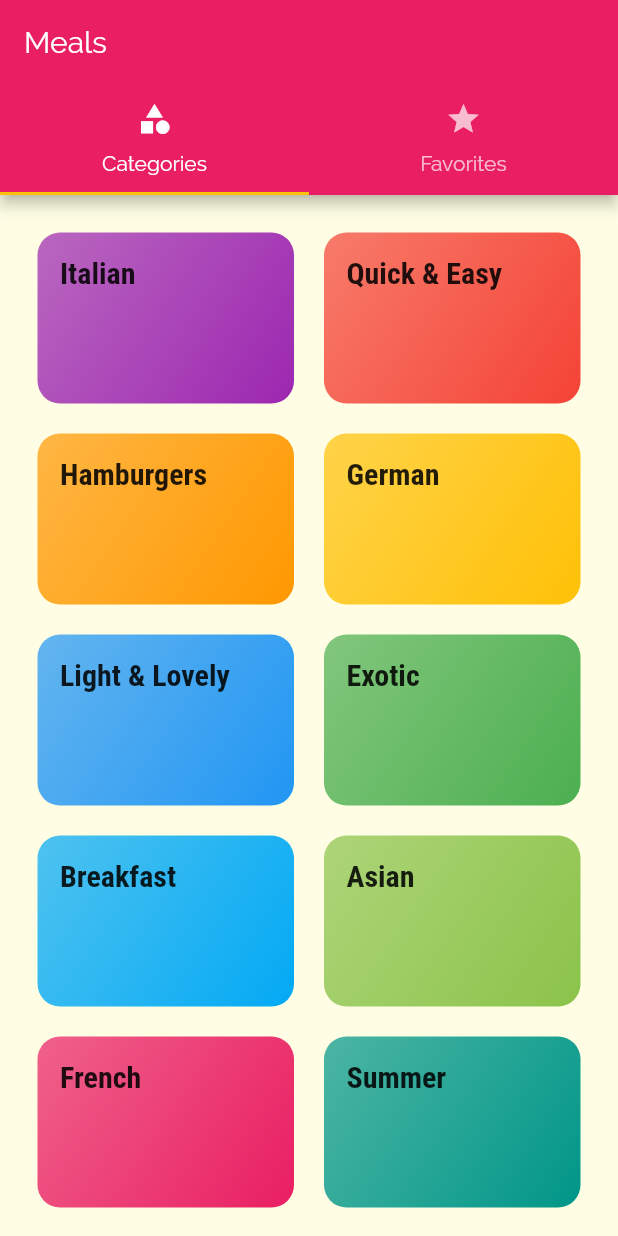
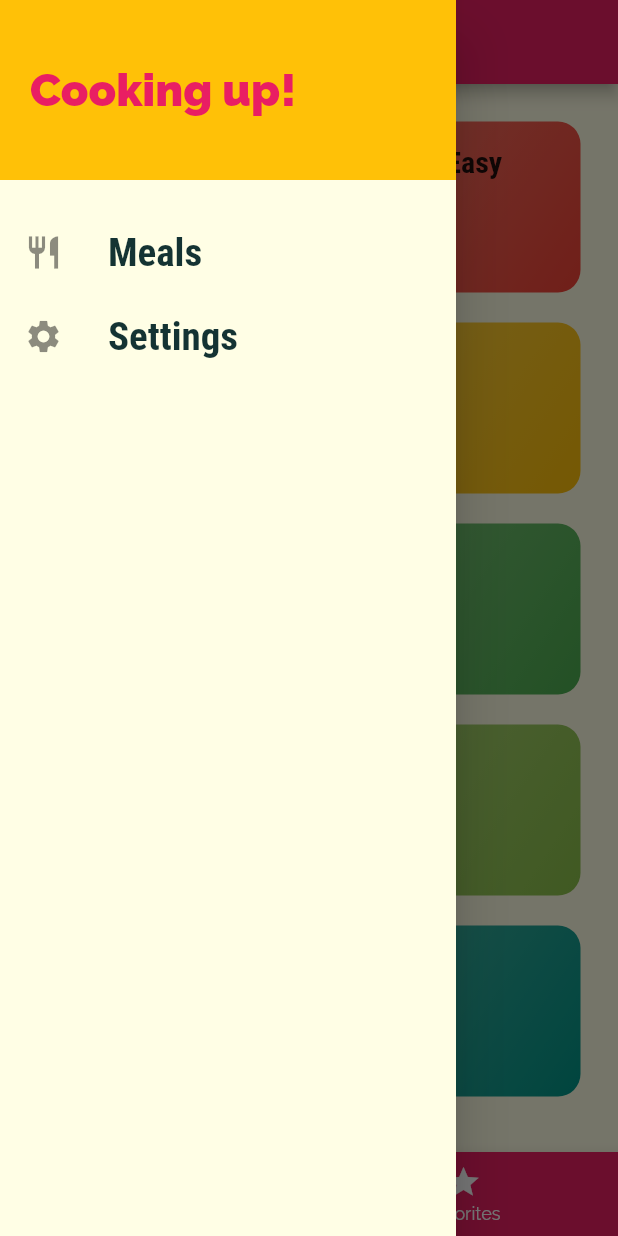
Before and after one commit to hewerthomn/flutter_delimeal, a Flutter app: the screen it shows after launch, with the side drawer open (before the commit the screen has no drawer), on a phone screen of 412 x 824 dp. Run offline on Flutter 3.47's test engine with Material 2 defaults, Android fonts, the phone set to English and light mode, and no system bars.

Commit message:
DEAL WITH IT

```diff
--- a/lib/main.dart
+++ b/lib/main.dart
@@ -1,12 +1,50 @@
 import 'package:flutter/material.dart';
-import 'package:flutter_complete_guide/screens/categories_screen.dart';
+import 'package:flutter_complete_guide/dummy_data.dart';
+import 'package:flutter_complete_guide/models/meal.dart';
 import 'package:flutter_complete_guide/screens/category_meals_screen.dart';
+import 'package:flutter_complete_guide/screens/filters_screen.dart';
 import 'package:flutter_complete_guide/screens/meal_detail_screen.dart';
 import 'package:flutter_complete_guide/screens/tabs_screen.dart';
 
 void main() => runApp(MyApp());
 
-class MyApp extends StatelessWidget {
+class MyApp extends StatefulWidget {
+  @override
+  _MyAppState createState() => _MyAppState();
+}
+
+class _MyAppState extends State<MyApp> {
+  Map<String, bool> _filters = {
+    'gluten': false,
+    'lactose': false,
+    'vegan': false,
+    'vegetarian': false
+  };
+
+  List<Meal> _availableMeals = DUMMY_MEALS;
+
+  void _setFilter(Map<String, bool> filterData) {
+    setState(() {
+      _filters = filterData;
+
+      _availableMeals = DUMMY_MEALS.where((meal) {
+        if (_filters['gluten'] && !meal.isGlutenFree) {
+          return false;
+        }
+        if (_filters['lactose'] && !meal.isLactoseFree) {
+          return false;
+        }
+        if (_filters['vegan'] && !meal.isVegan) {
+          return false;
+        }
+        if (_filters['vegetatian'] && !meal.isVegetarian) {
+          return false;
+        }
+        return true;
+      }).toList();
+    });
+  }
+
   @override
   Widget build(BuildContext context) {
     return MaterialApp(
@@ -29,8 +67,9 @@ class MyApp extends StatelessWidget {
       initialRoute: '/',
       routes: {
         '/': (ctx) => TabsScreen(),
-        CategoryMealsScreen.routeName: (ctx) => CategoryMealsScreen(),
-        MealDetailScreen.routeName: (ctx) => MealDetailScreen()
+        CategoryMealsScreen.routeName: (ctx) => CategoryMealsScreen(_availableMeals),
+        MealDetailScreen.routeName: (ctx) => MealDetailScreen(),
+        FiltersScreen.routeName: (ctx) => FiltersScreen(_setFilter)
       },
       onGenerateRoute: (settings) {
         print(settings.arguments);
--- /dev/null
+++ b/lib/screens/main_drawer.dart
@@ -0,0 +1,62 @@
+import 'package:flutter/material.dart';
+import 'package:flutter_complete_guide/screens/filters_screen.dart';
+
+class MainDrawer extends StatelessWidget {
+  @override
+  Widget build(BuildContext context) {
+    Widget buildListTile(String title, IconData icon, Function tapHandler) {
+      return ListTile(
+        leading: Icon(
+          icon,
+          size: 26,
+        ),
+        title: Text(
+          title,
+          style: TextStyle(
+            fontSize: 26,
+            fontFamily: 'RobotoCondensed',
+            fontWeight: FontWeight.bold,
+          ),
+        ),
+        onTap: tapHandler,
+      );
+    }
+
+    return Drawer(
+      child: Column(
+        children: <Widget>[
+          Container(
+            height: 120,
+            width: double.infinity,
+            padding: EdgeInsets.all(20),
+            alignment: Alignment.centerLeft,
+            color: Theme.of(context).accentColor,
+            child: Text(
+              'Cooking up!',
+              style: TextStyle(
+                fontWeight: FontWeight.w900,
+                fontSize: 30,
+                color: Theme.of(context).primaryColor,
+              ),
+            ),
+          ),
+          SizedBox(height: 20),
+          buildListTile(
+            'Meals',
+            Icons.restaurant,
+            () {
+              Navigator.of(context).pushReplacementNamed('/');
+            },
+          ),
+          buildListTile(
+            'Settings',
+            Icons.settings,
+            () {
+              Navigator.of(context).pushReplacementNamed(FiltersScreen.routeName);
+            },
+          ),
+        ],
+      ),
+    );
+  }
+}
--- a/lib/screens/meal_detail_screen.dart
+++ b/lib/screens/meal_detail_screen.dart
@@ -74,6 +74,12 @@ class MealDetailScreen extends StatelessWidget {
           ],
         ),
       ),
+      floatingActionButton: FloatingActionButton(
+        child: Icon(Icons.delete),
+        onPressed: () {
+          Navigator.of(context).pop(mealId);
+        },
+      ),
     );
   }
 }
--- a/lib/screens/tabs_screen.dart
+++ b/lib/screens/tabs_screen.dart
@@ -1,6 +1,7 @@
 import 'package:flutter/material.dart';
 import 'package:flutter_complete_guide/screens/categories_screen.dart';
 import 'package:flutter_complete_guide/screens/favorites_screen.dart';
+import 'package:flutter_complete_guide/screens/main_drawer.dart';
 
 class TabsScreen extends StatefulWidget {
   @override
@@ -8,31 +9,51 @@ class TabsScreen extends StatefulWidget {
 }
 
 class _TabsScreenState extends State<TabsScreen> {
+  List<Map<String, Object>> _pages = [
+    {
+      'title': 'Categories',
+      'page': CategoriesScreen(),
+    },
+    {
+      'title': 'Your Favorites',
+      'page': FavoritesScreen(),
+    },
+  ];
+  int _selectedPageIndex = 0;
+
+  void _selectPage(int index) {
+    setState(() {
+      _selectedPageIndex = index;
+    });
+  }
+
   @override
   Widget build(BuildContext context) {
-    return DefaultTabController(
-      length: 2,
-      // initialIndex: 1,
-      child: Scaffold(
-        appBar: AppBar(
-          title: Text('Meals'),
-          bottom: TabBar(
-            tabs: <Widget>[
-              Tab(
-                icon: Icon(Icons.category),
-                text: 'Categories',
-              ),
-              Tab(
-                icon: Icon(Icons.star),
-                text: 'Favorites',
-              ),
-            ],
+    return Scaffold(
+      appBar: AppBar(
+        title: Text(_pages[_selectedPageIndex]['title']),
+      ),
+      drawer: MainDrawer(),
+      body: _pages[_selectedPageIndex]['page'],
+      bottomNavigationBar: BottomNavigationBar(
+        onTap: _selectPage,
+        backgroundColor: Theme.of(context).primaryColor,
+        unselectedItemColor: Colors.white,
+        selectedItemColor: Theme.of(context).accentColor,
+        currentIndex: _selectedPageIndex,
+        // type: BottomNavigationBarType.shifting,
+        items: [
+          BottomNavigationBarItem(
+            backgroundColor: Theme.of(context).primaryColor,
+            icon: Icon(Icons.category),
+            title: Text('Categories'),
           ),
-        ),
-        body: TabBarView(children: <Widget>[
-          CategoriesScreen(),
-          FavoritesScreen()
-        ],),
+          BottomNavigationBarItem(
+            backgroundColor: Theme.of(context).primaryColor,
+            icon: Icon(Icons.star),
+            title: Text('Favorites'),
+          )
+        ],
       ),
     );
   }
```
Also changed, not shown: lib/screens/category_meals_screen.dart (+49 -20 lines), lib/screens/filters_screen.dart (added, +108 -0 lines), lib/widgets/meal_item.dart (+10 -3 lines).
